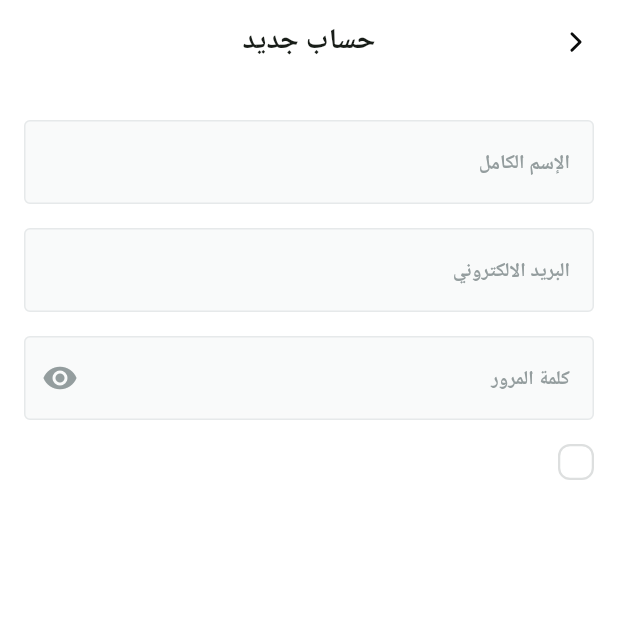
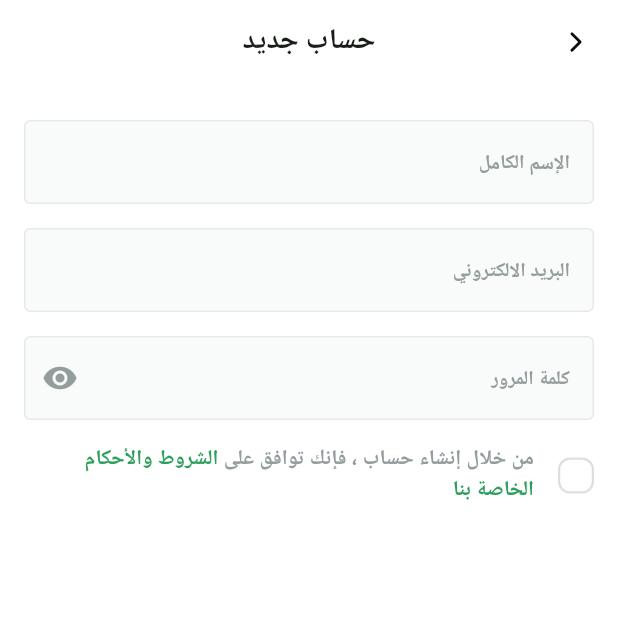
Before and after one commit to HamzaAlwajeeh/Fruits-Hub, a Flutter app: the SignUpView screen opened by its route, on a phone screen of 412 x 824 dp, the top half of it. Run offline on Flutter 3.47's test engine with Material 3 defaults, Android fonts, the phone set to English and light mode, and no system bars; our stand-ins replace dots_indicator, flutter_svg, shared_preferences; accounts and stored records are empty.

Commit message:
Add terms and conditions text widget

```diff
--- a/lib/Features/auth/presentation/views/widgets/custom_tearms_and_conditions.dart
+++ b/lib/Features/auth/presentation/views/widgets/custom_tearms_and_conditions.dart
@@ -1,5 +1,6 @@
 import 'package:flutter/material.dart';
 import 'package:fruits_hub/Features/auth/presentation/views/widgets/custom_check_box.dart';
+import 'package:fruits_hub/Features/auth/presentation/views/widgets/tearms_and_conditions_text.dart';
 
 class CustomTearmsAndConditions extends StatefulWidget {
   const CustomTearmsAndConditions({super.key});
@@ -23,12 +24,7 @@ class _CustomTearmsAndConditionsState extends State<CustomTearmsAndConditions> {
           isChecked: isAcceptTearms,
         ),
         const SizedBox(width: 16),
-        // Row(
-        //   children: [
-        //     Text('من خلال إنشاء حساب ، فإنك توافق على'),
-        //     Text(' لشروط والأحكام الخاصة بنا'),
-        //   ],
-        // ),
+        Expanded(child: TearmsAndConditionsText()),
       ],
     );
   }
--- /dev/null
+++ b/lib/Features/auth/presentation/views/widgets/tearms_and_conditions_text.dart
@@ -0,0 +1,29 @@
+import 'package:flutter/material.dart';
+import 'package:fruits_hub/core/utils/app_colors.dart';
+import 'package:fruits_hub/core/utils/app_text_styles.dart';
+
+class TearmsAndConditionsText extends StatelessWidget {
+  const TearmsAndConditionsText({super.key});
+
+  @override
+  Widget build(BuildContext context) {
+    return Text.rich(
+      TextSpan(
+        children: [
+          TextSpan(
+            text: 'من خلال إنشاء حساب ، فإنك توافق على ',
+            style: TextStyles.semiBold14.copyWith(
+              color: AppColors.textgreyColor,
+            ),
+          ),
+          TextSpan(
+            text: 'الشروط والأحكام الخاصة بنا',
+            style: TextStyles.semiBold14.copyWith(
+              color: AppColors.lightprimaryColor,
+            ),
+          ),
+        ],
+      ),
+    );
+  }
+}
```
